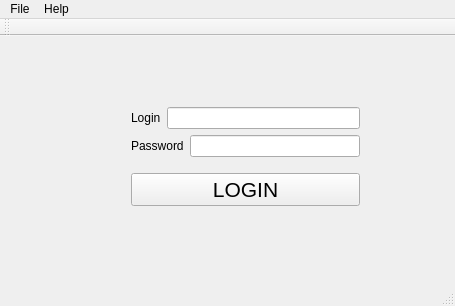
The window that 181-351-Okunev-2sim/Lab1 log and pas/Lab1logandpas.ui (Steper2000/181-351-okunev) describes before a commit, drawn with Qt 5.
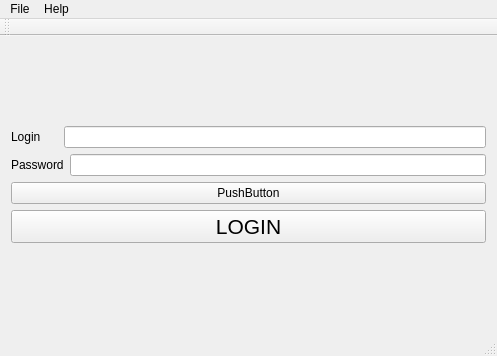
The same window after the commit.

Patch:
```diff
--- a/181-351-Okunev-2sim/Lab1 log and pas/Lab1logandpas.ui
+++ b/181-351-Okunev-2sim/Lab1 log and pas/Lab1logandpas.ui
@@ -6,23 +6,16 @@
    <rect>
     <x>0</x>
     <y>0</y>
-    <width>455</width>
-    <height>306</height>
+    <width>497</width>
+    <height>356</height>
    </rect>
   </property>
   <property name="windowTitle">
    <string>Lab1logandpas</string>
   </property>
   <widget class="QWidget" name="centralWidget">
-   <widget class="QWidget" name="layoutWidget">
-    <property name="geometry">
-     <rect>
-      <x>120</x>
-      <y>50</y>
-      <width>251</width>
-      <height>141</height>
-     </rect>
-    </property>
+   <layout class="QVBoxLayout" name="verticalLayout_3">
+    <item>
     <layout class="QVBoxLayout" name="verticalLayout_2">
      <item>
       <layout class="QVBoxLayout" name="verticalLayout">
@@ -35,6 +28,22 @@
            </property>
           </widget>
          </item>
+          <item>
+           <spacer name="horizontalSpacer">
+            <property name="orientation">
+             <enum>Qt::Horizontal</enum>
+            </property>
+            <property name="sizeType">
+             <enum>QSizePolicy::Fixed</enum>
+            </property>
+            <property name="sizeHint" stdset="0">
+             <size>
+              <width>17</width>
+              <height>5</height>
+             </size>
+            </property>
+           </spacer>
+          </item>
          <item>
           <widget class="QLineEdit" name="line_login"/>
          </item>
@@ -56,6 +65,13 @@
        </item>
       </layout>
      </item>
+      <item>
+       <widget class="QPushButton" name="Ftest">
+        <property name="text">
+         <string>PushButton</string>
+        </property>
+       </widget>
+      </item>
      <item>
       <widget class="QPushButton" name="pushButton_autorise">
        <property name="font">
@@ -72,15 +88,16 @@
       </widget>
      </item>
     </layout>
-   </widget>
+    </item>
+   </layout>
   </widget>
   <widget class="QMenuBar" name="menuBar">
    <property name="geometry">
     <rect>
      <x>0</x>
      <y>0</y>
-     <width>455</width>
-     <height>18</height>
+     <width>497</width>
+     <height>26</height>
     </rect>
    </property>
    <widget class="QMenu" name="menuFile">
```
Lines whose indentation alone changed are shown as unchanged.
